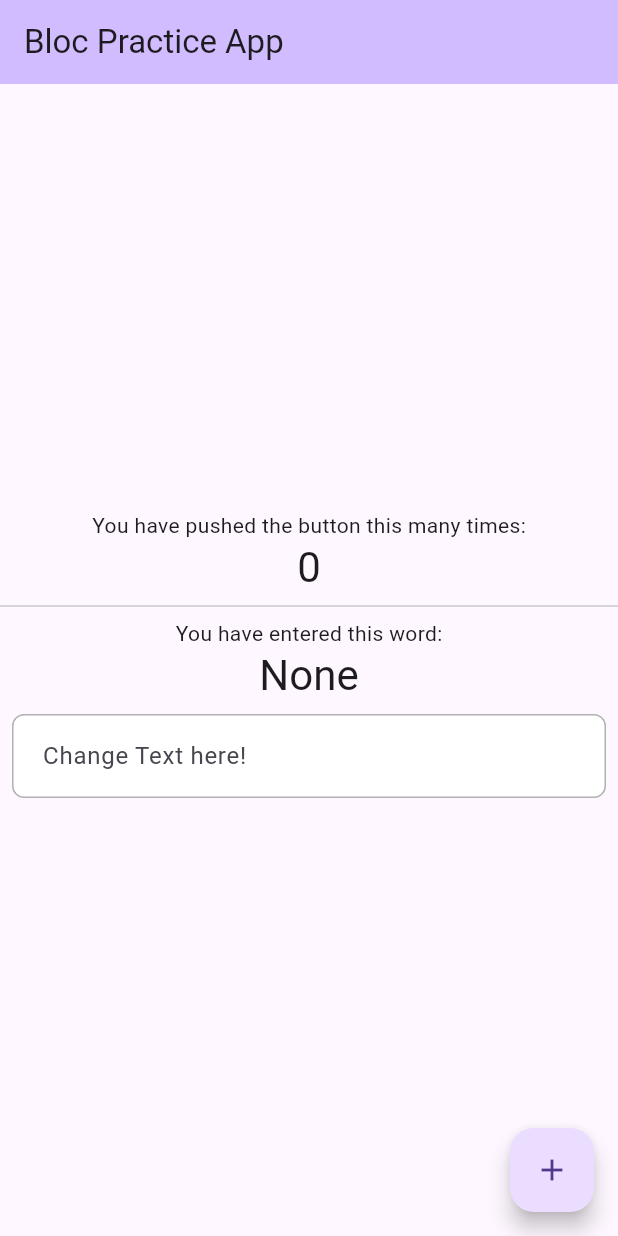
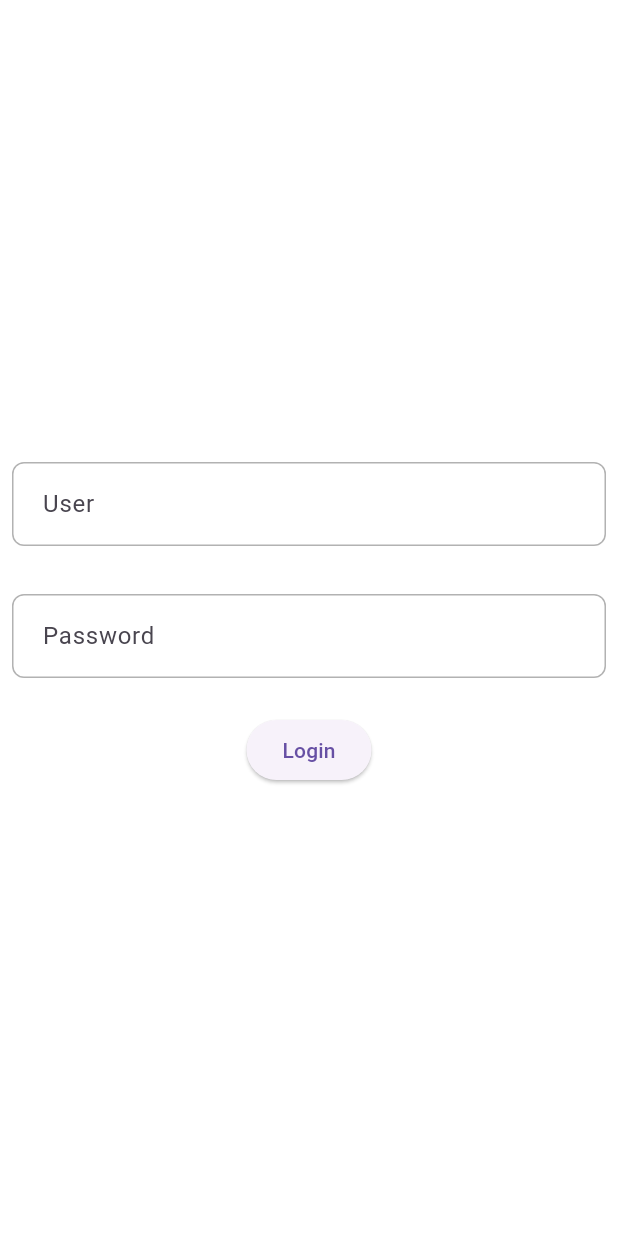
Before and after one commit to cuisonenrico/bloc_practice, a Flutter app: the screen it shows after launch, on a phone screen of 412 x 824 dp. Run offline on Flutter 3.47's test engine with Material 3 defaults, Android fonts, the light colour scheme and no system bars; our stand-ins replace flutter_bloc, freezed_annotation, go_router, hive, hive_flutter, injectable; accounts and stored records are empty; generated files the repository leaves out were written again.

Commit message:
Employee List Page, Login Page
UI for Employee list including its functionality to add new employees and saving it to Hive and state,
Login page is for UI only

added TimeLog model for future use
Adjusted router
Removed main page and used loginpage as main page

```diff
--- /dev/null
+++ b/lib/screens/login_page/login_page.dart
@@ -0,0 +1,57 @@
+import 'package:bloc_practice/screens/employee_list_page/employee_list_page.dart';
+import 'package:bloc_practice/screens/widgets/debouncing_input_field.dart';
+import 'package:flutter/material.dart';
+import 'package:go_router/go_router.dart';
+
+class LoginPage extends StatelessWidget {
+  const LoginPage({super.key});
+
+  static const routeName = 'login-page';
+  static const route = '/login-page';
+
+  @override
+  Widget build(BuildContext context) {
+    return Scaffold(
+      body: Container(
+        height: double.infinity,
+        decoration: BoxDecoration(
+          color: Colors.white,
+        ),
+        child: Center(
+          child: Column(
+            mainAxisAlignment: MainAxisAlignment.center,
+            children: [
+              // Email: cabic60931@onlcool.com
+              // PW: E4ts&4H-
+              // API: https://www.yahshuapayroll.com/api/api-auth/
+              Padding(
+                padding: const EdgeInsets.all(8.0),
+                child: DebouncingInputField(
+                  // onChangeText: (user) => loginFormBloc.onSetUser(user),
+                  hintText: 'User', onChangeText: (String value) {},
+                ),
+              ),
+              SizedBox(height: 16),
+              Padding(
+                padding: const EdgeInsets.all(8.0),
+                child: DebouncingInputField(
+                  // onChangeText: (password) => loginFormBloc.onSetPassword(password),
+                  hintText: 'Password',
+                  obscureText: true, onChangeText: (String value) {},
+                ),
+              ),
+              SizedBox(height: 16),
+              ElevatedButton(
+                onPressed: () => context.goNamed(EmployeeListPage.routeName),
+                child: Text('Login'),
+              ),
+              // Text(
+              //   '${loginFormBloc.state.user}\n${loginFormBloc.state.password}',
+              // ),
+            ],
+          ),
+        ),
+      ),
+    );
+  }
+}
--- a/lib/screens/main_page/main_page.dart
+++ /dev/null
@@ -1,64 +0,0 @@
-import 'package:bloc_practice/screens/widgets/debouncing_input_field.dart';
-import 'package:bloc_practice/state/cubits/cubits.dart';
-import 'package:flutter/material.dart';
-import 'package:flutter_bloc/flutter_bloc.dart';
-
-class MainPage extends StatelessWidget {
-  const MainPage({
-    super.key,
-  });
-
-  static const String routeName = 'my-page';
-  static const String route = '/my-page';
-
-  @override
-  Widget build(BuildContext context) {
-    final stateBloc = context.watch<StateCubit>();
-    return Scaffold(
-      appBar: AppBar(
-        backgroundColor: Theme.of(context).colorScheme.inversePrimary,
-        title: const Text('Bloc Practice App'),
-      ),
-      body: Center(
-        child: Column(
-          mainAxisAlignment: MainAxisAlignment.center,
-          children: <Widget>[
-            const Text(
-              'You have pushed the button this many times:',
-            ),
-            Text(
-              '${stateBloc.state.counter}',
-              style: Theme.of(context).textTheme.headlineMedium,
-            ),
-            Divider(),
-            const Text(
-              'You have entered this word:',
-            ),
-            Text(
-              stateBloc.state.text,
-              style: Theme.of(context).textTheme.headlineMedium,
-            ),
-            Padding(
-              padding: const EdgeInsets.all(8.0),
-              child: DebouncingInputField(
-                hintText: 'Change Text here!',
-                onChangeText: (text) {
-                  if (text.isEmpty) {
-                    stateBloc.setText('None');
-                  } else {
-                    stateBloc.setText(text);
-                  }
-                },
-              ),
-            ),
-          ],
-        ),
-      ),
-      floatingActionButton: FloatingActionButton(
-        onPressed: () => stateBloc.increment(),
-        tooltip: 'Increment',
-        child: const Icon(Icons.add),
-      ),
-    );
-  }
-}
--- a/lib/state/app_state.dart
+++ b/lib/state/app_state.dart
@@ -1,4 +1,4 @@
-import 'package:async_redux/async_redux.dart';
+import 'package:bloc_practice/state/models/time_log_model/time_log.dart';
 import 'package:bloc_practice/utilities/enums/error_enums.dart';
 import 'package:freezed_annotation/freezed_annotation.dart';
 
@@ -8,29 +8,16 @@ part 'app_state.g.dart';
 @freezed
 class AppState with _$AppState {
   factory AppState({
-    // Counter
-    @Default(0) int counter,
-    @Default('None') String text,
     @Default(ErrorCodes.STAND_BY) ErrorCodes errorCode,
-    // Wait
-    @Default(Wait.empty) @JsonKey(name: 'wait', includeFromJson: false) Wait wait,
+    // Login
+    @Default(false) bool isLoggedIn,
+
+    // Time Log
+    @Default([]) List<TimeLog> timeLogList,
+    TimeLog? selectedTimeLog,
   }) = _AppState;
 
   factory AppState.fromJson(Map<String, dynamic> json) => _$AppStateFromJson(json);
 
-  factory AppState.init() => AppState(wait: Wait());
+  factory AppState.init() => AppState();
 }
-
-abstract class StateSerializer<St> {
-  Map<String, dynamic> encode(St state);
-
-  St decode(Map<String, dynamic> data);
-}
-
-class AppStateSerializer extends StateSerializer<AppState> {
-  @override
-  AppState decode(Map<String, dynamic> data) => AppState.fromJson(data);
-
-  @override
-  Map<String, dynamic> encode(AppState state) => state.toJson();
-}
--- a/lib/state/cubits/cubits.dart
+++ b/lib/state/cubits/cubits.dart
@@ -7,17 +7,16 @@ import 'package:http/http.dart' as http;
 class StateCubit extends Cubit<AppState> {
   StateCubit() : super(AppState.init());
 
-  void increment() => emit(state.copyWith(counter: state.counter + 1));
-  void decrement() => emit(state.copyWith(counter: state.counter - 1));
-  void setText(String text) => emit(state.copyWith(text: text));
   // Fetch data from API
+  // TODO(cuisonenrico): improve this by moving the API call to another file to better layer the structure
   Future<void> fetch() async {
     try {
-      final response = await http.get(Uri.parse('https://jsonplaceholder.typicode.com/posts'));
+      final response = await http.get(Uri.parse(''));
 
       if (response.statusCode == 200) {
+        /// Parse object here (create a model and parse from json)
         // final data = json.decode(response.body);
-        emit(state.copyWith(text: 'data'));
+        // emit(state.copyWith(text: 'data'));
       } else {
         emit(state.copyWith(errorCode: ErrorCodes.API_ERROR));
       }
--- a/lib/utilities/app_router.dart
+++ b/lib/utilities/app_router.dart
@@ -1,20 +1,55 @@
-import 'package:bloc_practice/screens/main_page/main_page.dart';
+import 'package:bloc_practice/screens/employee_list_page/add_new_employee_page.dart';
+import 'package:bloc_practice/screens/employee_list_page/employee_list_page.dart';
+import 'package:bloc_practice/screens/login_page/login_page.dart';
+import 'package:bloc_practice/state/cubits/employee_cubit.dart';
 import 'package:flutter/material.dart';
+import 'package:flutter_bloc/flutter_bloc.dart';
 import 'package:go_router/go_router.dart';
 
 final GlobalKey<NavigatorState> rootNavigatorKey = GlobalKey<NavigatorState>(debugLabel: 'rootNavigatorKey');
 
 final router = GoRouter(
   observers: [routeObservers],
-  initialLocation: MainPage.route,
+  initialLocation: LoginPage.route,
   navigatorKey: rootNavigatorKey,
   routes: [
     GoRoute(
-      path: MainPage.route,
-      name: MainPage.routeName,
-      builder: (_, __) => MainPage(),
-      routes: const [],
+      path: LoginPage.route,
+      name: LoginPage.routeName,
+      builder: (_, __) => LoginPage(),
+      routes: [
+        GoRoute(
+          path: EmployeeListPage.route,
+          name: EmployeeListPage.routeName,
+          builder: (context, __) {
+            context.read<EmployeeCubit>().getEmployees();
+            return EmployeeListPage();
+          },
+          routes: [
+            GoRoute(
+              path: AddNewEmployeePage.route,
+              name: AddNewEmployeePage.routeName,
+              builder: (_, __) => AddNewEmployeePage(),
+              routes: const [],
+            ),
+          ],
+        ),
+      ],
     ),
+    // GoRoute(
+    //   path: MainPage.route,
+    //   name: MainPage.routeName,
+    //   builder: (_, __) => MainPage(),
+    //   redirect: (context, routerState) {
+    //     final state = context.read<StateCubit>().state;
+    //     final isLoggedIn = state.isLoggedIn;
+    //
+    //     return isLoggedIn ? MainPage.routeName : LoginPage.route;
+    //   },
+    //   routes: [
+    //
+    //   ],
+    // ),
   ],
 );
 
```
Also changed, not shown: lib/screens/employee_list_page/add_new_employee_page.dart (added, +84 -0 lines), lib/screens/employee_list_page/employee_list_page.dart (added, +68 -0 lines), lib/screens/employee_list_page/widgets/employee_tile.dart (added, +44 -0 lines), lib/state/models/time_log_model/time_log.dart (added, +16 -0 lines).
